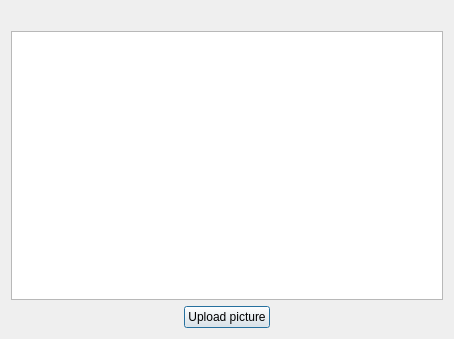
Qt form Gui-Vln-2016/connectiontable.ui (ivark16/Vln-2016) before a commit.
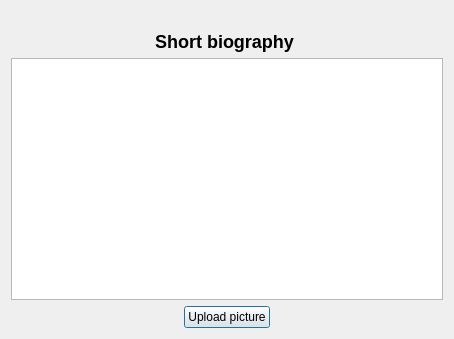
The same form after that commit. Icons and pictures are not drawn.

What changed in the file:
```diff
--- a/Gui-Vln-2016/connectiontable.ui
+++ b/Gui-Vln-2016/connectiontable.ui
@@ -25,6 +25,13 @@
      </property>
     </widget>
    </item>
+   <item>
+    <widget class="QLabel" name="label_2">
+     <property name="text">
+      <string>&lt;html&gt;&lt;head/&gt;&lt;body&gt;&lt;p align=&quot;center&quot;&gt;&lt;span style=&quot; font-size:x-large; font-weight:600;&quot;&gt;Short biography &lt;/span&gt;&lt;/p&gt;&lt;/body&gt;&lt;/html&gt;</string>
+     </property>
+    </widget>
+   </item>
    <item>
     <widget class="QTextBrowser" name="textBrowserAdvancedSearch"/>
    </item>
```
